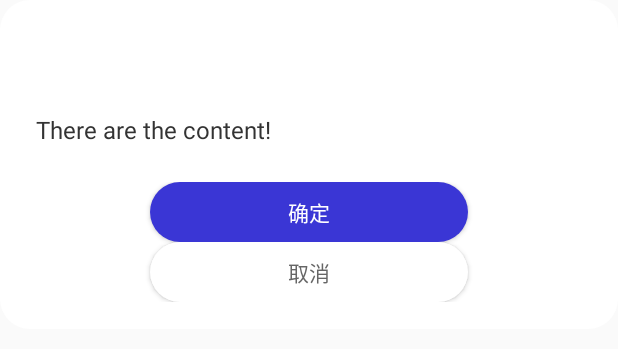
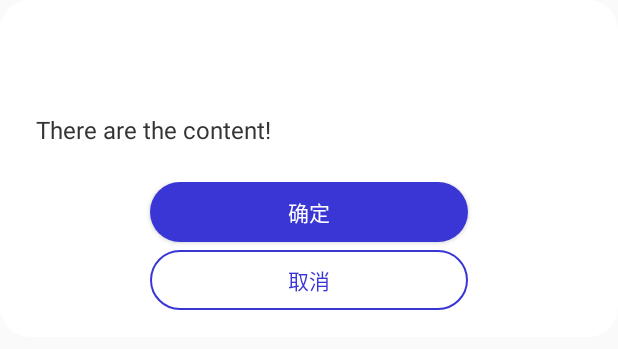
Before and after one commit to Asheone12/LetsJump, an Android app: the layout dialog_common_two_selection.xml on its own in the app's theme, with its tools: preview values and no code run, on a phone screen of 412 x 824 dp. Shown: the top 349 px of the screen. Run offline under Robolectric (Android 15) with nearby library versions, the phone set to English and light mode, and no system bars.

Commit message:
弹窗样式再修改

```diff
--- a/app/src/main/java/com/muen/letsjump/GameView.java
+++ b/app/src/main/java/com/muen/letsjump/GameView.java
@@ -365,10 +365,10 @@ public class GameView extends SurfaceView implements SurfaceHolder.Callback, Vie
         okDialogView.setCancelTitle("退出");
         if (score > topScore)  //判断当前分数是否大于最高分
         {
-            okDialogView.setContentText("您的最终得分为" + score + "恭喜你打破了最高分！");
+            okDialogView.setContentText("您的最终得分为" + score + "分\n恭喜你打破了最高分！");
             okDialogView.setSureTitle("再玩一次");
         }else{
-            okDialogView.setContentText("您的最终得分为" + score);
+            okDialogView.setContentText("您的最终得分为" + score + "分");
             okDialogView.setSureTitle("重新开始");
         }
         okDialogView.setClickListener(new Function0<Unit>() {
--- a/app/src/main/res/drawable/bg_btn_gray_88dp.xml
+++ b/app/src/main/res/drawable/bg_btn_gray_88dp.xml
@@ -1,5 +1,5 @@
 <?xml version="1.0" encoding="utf-8"?>
 <shape xmlns:android="http://schemas.android.com/apk/res/android">
-    <solid android:color="@color/white"/>
+    <stroke android:color="@color/colorPrimaryBlue" android:width="1dp"/>
     <corners android:radius="88dp"/>
 </shape>
--- a/app/src/main/res/layout/dialog_common_two_selection.xml
+++ b/app/src/main/res/layout/dialog_common_two_selection.xml
@@ -58,13 +58,14 @@
             android:id="@+id/cancel"
             android:layout_width="212dp"
             android:layout_height="40dp"
+            android:layout_marginTop="5dp"
             android:layout_gravity="center_horizontal"
             android:layout_marginStart="25dp"
             android:layout_marginEnd="25dp"
             android:background="@drawable/bg_btn_gray_88dp"
             android:layout_weight="1"
             android:text="@string/cancel"
-            android:textColor="@color/color_gray"
+            android:textColor="#3A36D5"
             android:textSize="14dp" />
 
     </LinearLayout>
```
Also changed, not shown: app/src/main/java/com/muen/letsjump/TopScoreActivity.java (+1 -7 lines).
